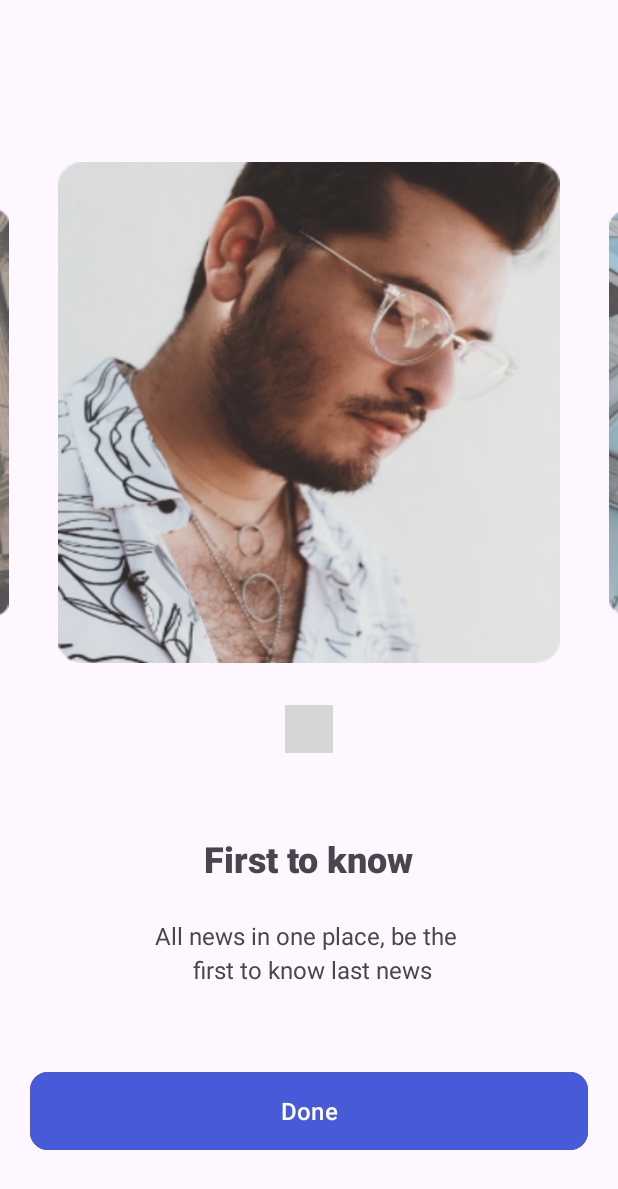
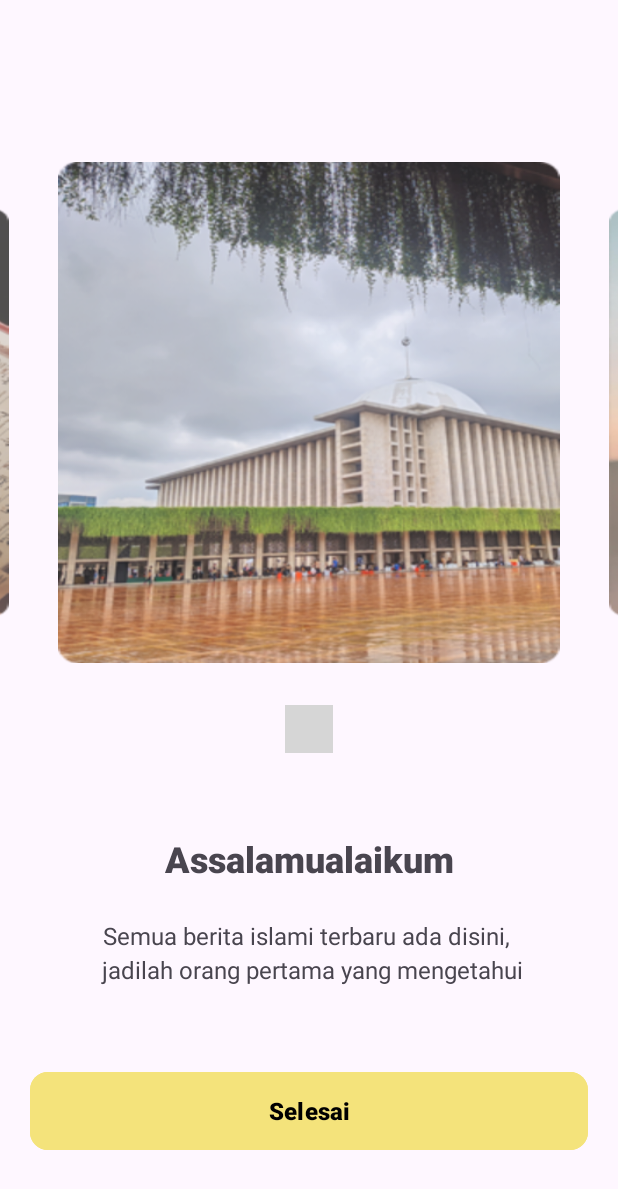
Before and after one commit to iqbalrivaldi28/OnBoardingPage, an Android app: the screen it shows after launch (OnboardingActivity), on a phone screen of 412 x 824 dp. Shown: the top 1189 px of the screen. Run offline under Robolectric (Android 15) with nearby library versions, the phone set to English and light mode, and no system bars; plain views replace WormDotsIndicator; 1 statement that could not run was skipped; grey boxes are pictures that could not be loaded.

Commit message:
ref: refactor image and theme

```diff
--- a/app/src/main/java/com/example/onboardingpage/ActivitySplash.kt
+++ b/app/src/main/java/com/example/onboardingpage/ActivitySplash.kt
@@ -17,7 +17,7 @@ class ActivitySplash : AppCompatActivity() {
         Handler(Looper.getMainLooper()).postDelayed({
             startActivity(Intent(this@ActivitySplash, OnboardingActivity::class.java))
             finish()
-        }, 2000)
+        }, 5000)
 
     }
 }
--- a/app/src/main/java/com/example/onboardingpage/OnboardingActivity.kt
+++ b/app/src/main/java/com/example/onboardingpage/OnboardingActivity.kt
@@ -14,9 +14,10 @@ class OnboardingActivity : AppCompatActivity() {
     private lateinit var binding: ActivityOnboardingBinding
 
     private val image = intArrayOf(
-        R.drawable.image1,
-        R.drawable.image2,
-        R.drawable.image3
+        R.drawable.gambar1,
+        R.drawable.gambar2,
+        R.drawable.gambar3,
+        R.drawable.gambar4
     )
 
     override fun onCreate(savedInstanceState: Bundle?) {
@@ -32,7 +33,7 @@ class OnboardingActivity : AppCompatActivity() {
             viewPager.apply {
                 orientation = ViewPager2.ORIENTATION_HORIZONTAL
                 adapter = SliderAdapter
-                offscreenPageLimit = 3
+                offscreenPageLimit = 4
                 val pageMargin = resources.getDimensionPixelOffset(R.dimen.pageMargin).toFloat()
                 val pageOffset = resources.getDimensionPixelOffset(R.dimen.offset).toFloat()
                 wormDotsIndicator.attachTo(viewPager)
--- a/app/src/main/res/layout/activity_onboarding.xml
+++ b/app/src/main/res/layout/activity_onboarding.xml
@@ -17,11 +17,11 @@
         android:id="@+id/worm_dots_indicator"
         android:layout_width="wrap_content"
         android:layout_height="wrap_content"
-        app:dotsColor="#475AD7"
+        app:dotsColor="#f4e37b"
         app:dotsCornerRadius="8dp"
         app:dotsSize="16dp"
         app:dotsSpacing="4dp"
-        app:dotsStrokeColor="#475AD7"
+        app:dotsStrokeColor="#f4e37b"
         app:dotsStrokeWidth="2dp"
         app:layout_constraintEnd_toEndOf="parent"
         app:layout_constraintStart_toStartOf="parent"
@@ -60,9 +60,10 @@
             android:layout_width="match_parent"
             android:layout_height="60dp"
             android:layout_marginHorizontal="20dp"
-            android:backgroundTint="#475AD7"
+            android:backgroundTint="#f4e37b"
             android:text="@string/done"
-            android:textColor="@color/white"
+            android:textColor="@color/black"
+            android:textStyle="bold"
             android:textSize="16sp"
             app:cornerRadius="12dp"
             app:layout_constraintBottom_toBottomOf="parent"
--- a/app/src/main/res/layout/activity_splash.xml
+++ b/app/src/main/res/layout/activity_splash.xml
@@ -3,13 +3,13 @@
     xmlns:tools="http://schemas.android.com/tools"
     android:layout_width="match_parent"
     android:layout_height="match_parent"
-    android:background="#475ad7"
+    android:background="#f4e37b"
     tools:context=".ActivitySplash">
 
     <ImageView
-        android:layout_width="wrap_content"
-        android:layout_height="wrap_content"
-        android:src="@drawable/logo"
+        android:layout_width="250dp"
+        android:layout_height="250dp"
+        android:src="@drawable/icon"
         android:layout_centerInParent="true"
         />
 
--- a/app/src/main/res/values/strings.xml
+++ b/app/src/main/res/values/strings.xml
@@ -1,8 +1,8 @@
 <resources>
     <string name="app_name">OnBoardingPage</string>
 
-    <string name="first_to_know">First to know</string>
+    <string name="first_to_know">Assalamualaikum</string>
     <string name="next">Next</string>
-    <string name="all_news_in_one_place_be_the_n_first_to_know_last_news">All news in one place, be the \n first to know last news</string>
-    <string name="done">Done</string>
+    <string name="all_news_in_one_place_be_the_n_first_to_know_last_news">Semua berita islami terbaru ada disini, \n jadilah orang pertama yang mengetahui</string>
+    <string name="done">Selesai</string>
 </resources>
--- a/app/src/main/res/values/themes.xml
+++ b/app/src/main/res/values/themes.xml
@@ -3,6 +3,8 @@
     <style name="Base.Theme.OnBoardingPage" parent="Theme.Material3.DayNight.NoActionBar">
         <!-- Customize your light theme here. -->
         <!-- <item name="colorPrimary">@color/my_light_primary</item> -->
+         <item name="colorPrimary">#f4e37b</item>
+         <item name="colorPrimaryVariant">#f4e37b</item>
     </style>
 
     <style name="Theme.OnBoardingPage" parent="Base.Theme.OnBoardingPage" />
```
Also changed, not shown: app/src/main/res/drawable/gambar1.png (added), app/src/main/res/drawable/gambar2.png (added), app/src/main/res/drawable/gambar3.png (added), app/src/main/res/drawable/gambar4.png (added), app/src/main/res/drawable/icon.jpg (added).
